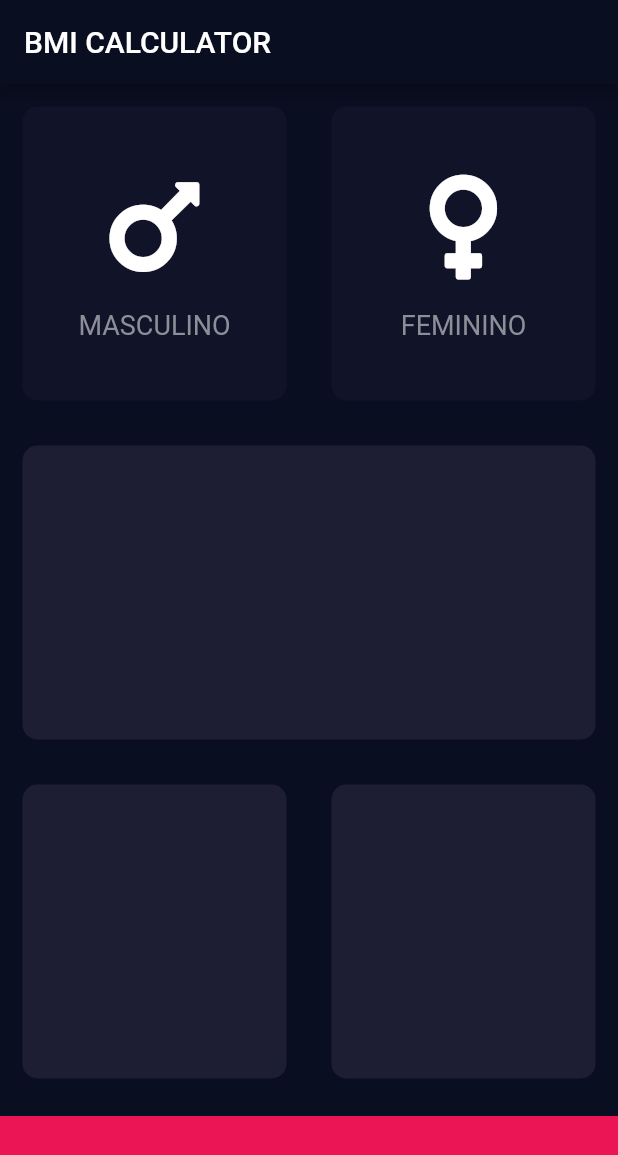
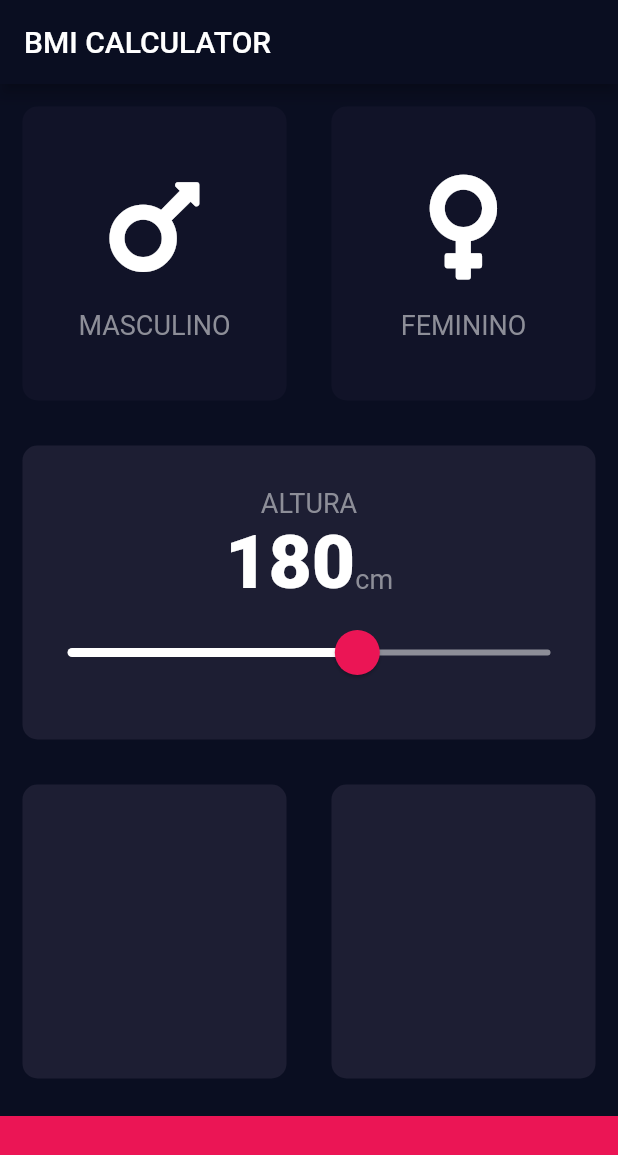
Before and after one commit to iury0393/bmi-calculator, a Flutter app: the screen it shows after launch, on a phone screen of 412 x 824 dp. Shown: the top 1155 px of the screen. Run offline on Flutter 3.47's test engine with Material 2 defaults, Android fonts, the phone set to English and light mode, and no system bars; our stand-ins replace font_awesome_flutter.

Commit message:
Adicionando o slider

```diff
--- /dev/null
+++ b/lib/constants.dart
@@ -0,0 +1,19 @@
+import 'package:flutter/material.dart';
+
+const kBottomContainerHeight = 80.0;
+const kActiveCardColor = Color(0xFF1D1E33);
+const kInactiveCardColor = Color(0xFF111328);
+const kBottomContainerColor = Color(0xFFEB1555);
+
+const kMinHeight = 120.0;
+const kMaxHeight = 220.0;
+
+const kLabelTextStyle = TextStyle(
+  fontSize: 18.0,
+  color: Color(0xFF8D8E98),
+);
+
+const kNumberTextStyle = TextStyle(
+  fontSize: 50.0,
+  fontWeight: FontWeight.w900,
+);
--- a/lib/icon_content.dart
+++ b/lib/icon_content.dart
@@ -1,9 +1,5 @@
 import 'package:flutter/material.dart';
-
-const labelTextStyle = TextStyle(
-  fontSize: 18.0,
-  color: Color(0xFF8D8E98),
-);
+import 'constants.dart';
 
 class IconContent extends StatelessWidget {
   IconContent({@required this.icon, @required this.label});
@@ -25,7 +21,7 @@ class IconContent extends StatelessWidget {
         ),
         Text(
           label,
-          style: labelTextStyle,
+          style: kLabelTextStyle,
         ),
       ],
     );
--- a/lib/input_page.dart
+++ b/lib/input_page.dart
@@ -2,11 +2,7 @@ import 'package:flutter/material.dart';
 import 'package:font_awesome_flutter/font_awesome_flutter.dart';
 import 'reusable_card.dart';
 import 'icon_content.dart';
-
-const bottomContainerHeight = 80.0;
-const activeCardColor = Color(0xFF1D1E33);
-const inactiveCardColor = Color(0xFF111328);
-const bottomContainerColor = Color(0xFFEB1555);
+import 'constants.dart';
 
 enum Gender {
   male,
@@ -20,6 +16,7 @@ class InputPage extends StatefulWidget {
 
 class _InputPageState extends State<InputPage> {
   Gender selectedGender;
+  int height = 180;
 
   @override
   Widget build(BuildContext context) {
@@ -28,6 +25,7 @@ class _InputPageState extends State<InputPage> {
         title: Text('BMI CALCULATOR'),
       ),
       body: Column(
+        crossAxisAlignment: CrossAxisAlignment.stretch,
         children: <Widget>[
           Expanded(
             child: Row(
@@ -40,8 +38,8 @@ class _InputPageState extends State<InputPage> {
                       });
                     },
                     color: selectedGender == Gender.male
-                        ? activeCardColor
-                        : inactiveCardColor,
+                        ? kActiveCardColor
+                        : kInactiveCardColor,
                     cardChild: IconContent(
                       icon: FontAwesomeIcons.mars,
                       label: 'MASCULINO',
@@ -56,8 +54,8 @@ class _InputPageState extends State<InputPage> {
                       });
                     },
                     color: selectedGender == Gender.female
-                        ? activeCardColor
-                        : inactiveCardColor,
+                        ? kActiveCardColor
+                        : kInactiveCardColor,
                     cardChild: IconContent(
                       icon: FontAwesomeIcons.venus,
                       label: 'FEMININO',
@@ -69,7 +67,55 @@ class _InputPageState extends State<InputPage> {
           ),
           Expanded(
             child: ReusableCard(
-              color: activeCardColor,
+              color: kActiveCardColor,
+              cardChild: Column(
+                mainAxisAlignment: MainAxisAlignment.center,
+                children: <Widget>[
+                  Container(
+                    child: Text(
+                      'ALTURA',
+                      style: kLabelTextStyle,
+                    ),
+                  ),
+                  Row(
+                    mainAxisAlignment: MainAxisAlignment.center,
+                    crossAxisAlignment: CrossAxisAlignment.baseline,
+                    textBaseline: TextBaseline.alphabetic,
+                    children: <Widget>[
+                      Text(
+                        height.toString(),
+                        style: kNumberTextStyle,
+                      ),
+                      Text(
+                        'cm',
+                        style: kLabelTextStyle,
+                      )
+                    ],
+                  ),
+                  SliderTheme(
+                    data: SliderTheme.of(context).copyWith(
+                      inactiveTrackColor: Color(0xFF8D8E98),
+                      activeTrackColor: Colors.white,
+                      thumbColor: Color(0xFFEB1555),
+                      overlayColor: Color(0x29EB1555),
+                      thumbShape:
+                          RoundSliderThumbShape(enabledThumbRadius: 15.0),
+                      overlayShape:
+                          RoundSliderOverlayShape(overlayRadius: 30.0),
+                    ),
+                    child: Slider(
+                      value: height.toDouble(),
+                      min: kMinHeight,
+                      max: kMaxHeight,
+                      onChanged: (double newValue) {
+                        setState(() {
+                          height = newValue.round();
+                        });
+                      },
+                    ),
+                  ),
+                ],
+              ),
             ),
           ),
           Expanded(
@@ -77,22 +123,22 @@ class _InputPageState extends State<InputPage> {
               children: <Widget>[
                 Expanded(
                   child: ReusableCard(
-                    color: activeCardColor,
+                    color: kActiveCardColor,
                   ),
                 ),
                 Expanded(
                   child: ReusableCard(
-                    color: activeCardColor,
+                    color: kActiveCardColor,
                   ),
                 ),
               ],
             ),
           ),
           Container(
-            color: bottomContainerColor,
+            color: kBottomContainerColor,
             margin: EdgeInsets.only(top: 10.0),
             width: double.infinity,
-            height: bottomContainerHeight,
+            height: kBottomContainerHeight,
           ),
         ],
       ),
```
